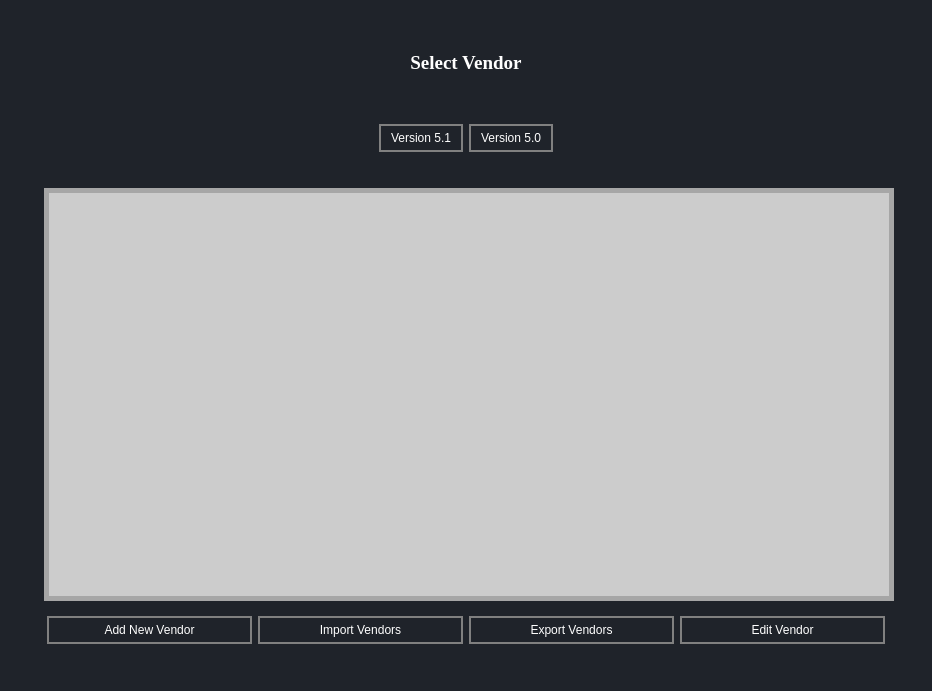
aanushri9/Counter-Harvesting-5.1, file ui/ManageVendorsTab.ui: the form before one commit.
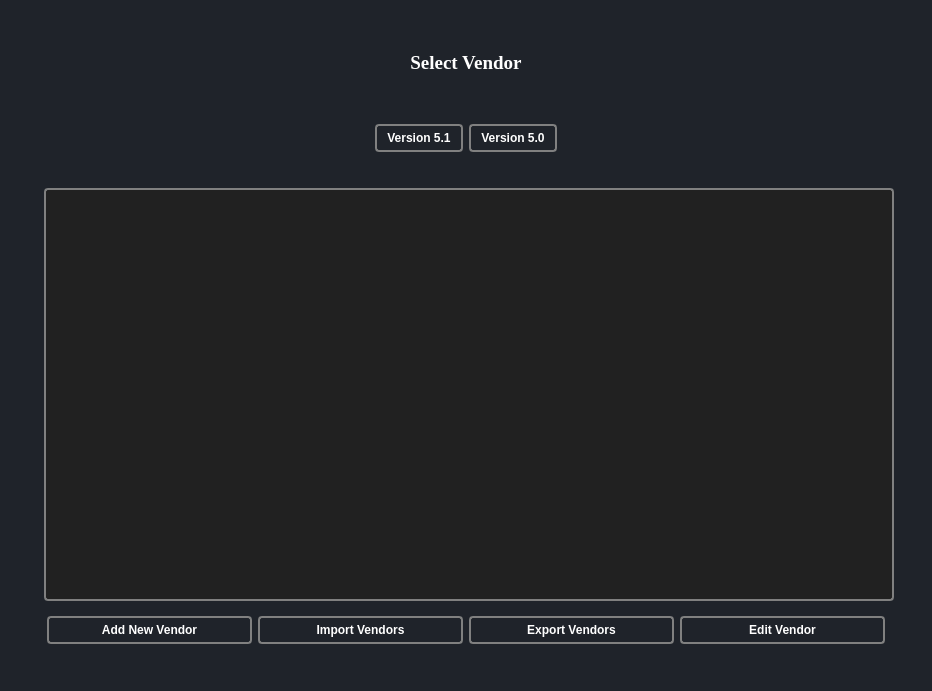
The form after the commit. Icons and pictures are not drawn.

```diff
--- a/ui/ManageVendorsTab.ui
+++ b/ui/ManageVendorsTab.ui
@@ -89,7 +89,17 @@
                   </sizepolicy>
                  </property>
                  <property name="styleSheet">
-                  <string notr="true">text-align: center;
+                  <string notr="true">QPushButton { 
+    color: #FFFFFF;
+	font: bold;
+   border-radius: 4px;
+text-align: center;
+}
+
+QPushButton:hover{
+ background-color: #2095E6;
+}
+
 </string>
                  </property>
                  <property name="text">
@@ -110,7 +120,17 @@
                   </sizepolicy>
                  </property>
                  <property name="styleSheet">
-                  <string notr="true">text-align: center;
+                  <string notr="true">QPushButton { 
+    color: #FFFFFF;
+	font: bold;
+   border-radius: 4px;
+text-align: center;
+}
+
+QPushButton:hover{
+ background-color: #2095E6;
+}
+
 </string>
                  </property>
                  <property name="text">
@@ -134,7 +154,17 @@
                   <string>&lt;html&gt;&lt;head/&gt;&lt;body&gt;&lt;p&gt;&lt;img src=&quot;:/newPrefix/save_icon.png&quot;/&gt;yguhbnj&lt;/p&gt;&lt;/body&gt;&lt;/html&gt;</string>
                  </property>
                  <property name="styleSheet">
-                  <string notr="true">text-align: center;
+                  <string notr="true">QPushButton { 
+    color: #FFFFFF;
+	font: bold;
+   border-radius: 4px;
+text-align: center;
+}
+
+QPushButton:hover{
+ background-color: #2095E6;
+}
+
 </string>
                  </property>
                  <property name="text">
@@ -155,7 +185,17 @@
                   </sizepolicy>
                  </property>
                  <property name="styleSheet">
-                  <string notr="true">text-align: center;
+                  <string notr="true">QPushButton { 
+    color: #FFFFFF;
+	font: bold;
+   border-radius: 4px;
+text-align: center;
+}
+
+QPushButton:hover{
+ background-color: #2095E6;
+}
+
 </string>
                  </property>
                  <property name="text">
@@ -180,19 +220,24 @@
               </property>
               <property name="styleSheet">
                <string notr="true">QListView {
-	background-color: #cccccc;
+	background-color: rgb(33, 33, 33);
+	color:white;
+	alternate-background-color: rgb(50, 50, 50);
+	padding: 8px;
+	border: 2px solid gray;
+	border-radius: 4px;
+}
 
-	color:black;
+QListView::item {
+    padding: 6px;
 }
 
-#vendorsListView{
 
-
-    border: 5px solid #000000;
-	border-color: rgb(166, 166, 166);
-color:black;
-
-
+QScrollBar {
+    border: none;
+    background: rgb(30, 30, 30);
+    width: 15px;
+    margin: 15px 0 15px 0;
 }</string>
               </property>
               <property name="alternatingRowColors">
@@ -233,7 +278,17 @@
             <item>
              <widget class="QPushButton" name="version51">
               <property name="styleSheet">
-               <string notr="true">text-align: center;
+               <string notr="true">QPushButton { 
+    color: #FFFFFF;
+	font: bold;
+   border-radius: 4px;
+text-align: center;
+}
+
+QPushButton:hover{
+ background-color: #2095E6;
+}
+
 </string>
               </property>
               <property name="text">
@@ -243,6 +298,20 @@
             </item>
             <item>
              <widget class="QPushButton" name="version50">
+              <property name="styleSheet">
+               <string notr="true">QPushButton { 
+    color: #FFFFFF;
+	font: bold;
+   border-radius: 4px;
+text-align: center;
+}
+
+QPushButton:hover{
+ background-color: #2095E6;
+}
+
+</string>
+              </property>
               <property name="text">
                <string>Version 5.0</string>
               </property>
```
